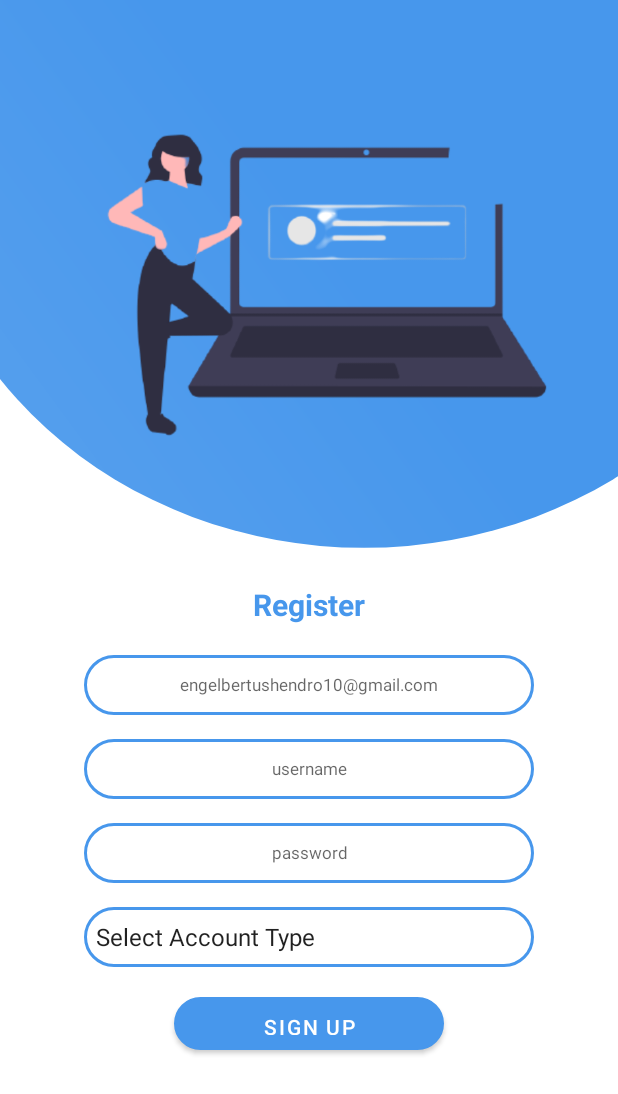
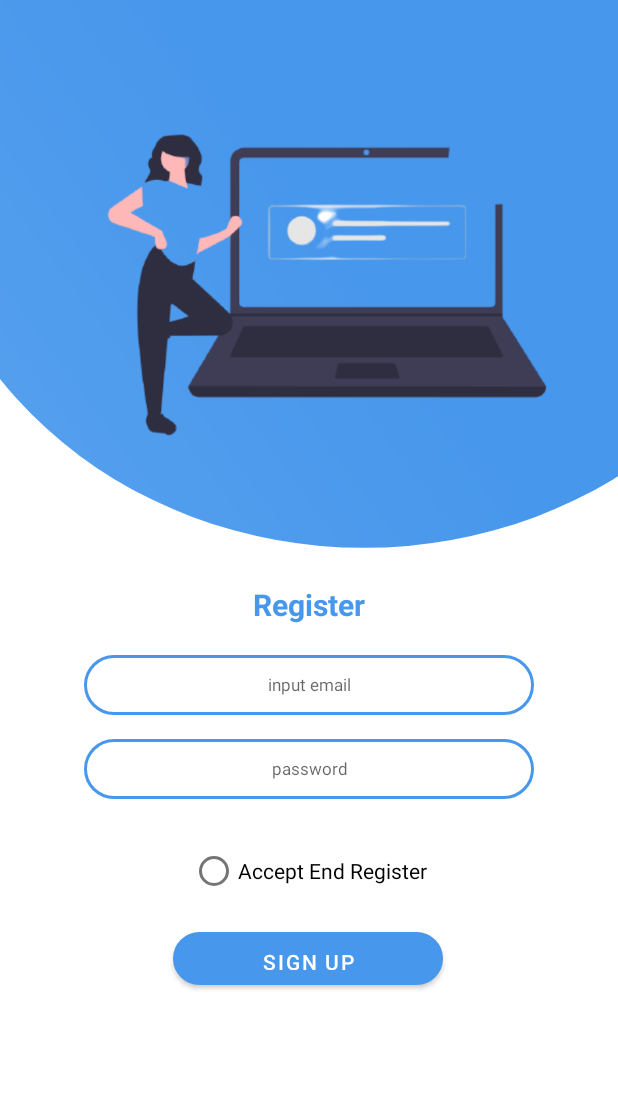
Before and after one commit to engelbertushendro10/erecruitment-app, an Android app: the RegisterActivity screen opened directly, with no data from a screen before it, on a phone screen of 412 x 824 dp. Shown: the top 1094 px of the screen. Run offline under Robolectric (Android 15) with nearby library versions, the phone set to English and light mode, and no system bars; our stand-ins replace data binding; network calls fail.

Commit message:
update role register

```diff
--- a/app/src/main/java/com/example/erecruitment/App/Register/RegisterActivity.kt
+++ b/app/src/main/java/com/example/erecruitment/App/Register/RegisterActivity.kt
@@ -2,31 +2,54 @@ package com.example.erecruitment.App.Register
 
 import android.os.Bundle
 import android.view.View
-import android.widget.ArrayAdapter
-import android.widget.Spinner
+import android.widget.Toast
+import androidx.databinding.DataBindingUtil
+import com.example.erecruitment.App.api.ApiClient
+import com.example.erecruitment.App.api.LoginApi
 import com.example.erecruitment.BaseActivity
 import com.example.erecruitment.R
+import com.example.erecruitment.databinding.ActivityRegisterBinding
+import kotlinx.coroutines.*
 
 class RegisterActivity : BaseActivity() {
+    private lateinit var binding: ActivityRegisterBinding
+    private lateinit var coroutineScope: CoroutineScope
+    private lateinit var loginApi: LoginApi
+
     override fun onCreate(savedInstanceState: Bundle?) {
         super.onCreate(savedInstanceState)
-        setContentView(R.layout.activity_register)
+        binding = DataBindingUtil.setContentView(this , R.layout.activity_register)
+        coroutineScope = CoroutineScope(Job() + Dispatchers.Main)
+        loginApi = ApiClient.getApiClient()!!.create(LoginApi::class.java)
         app()
-        val spinner: Spinner = findViewById(R.id.spinner)
-// Create an ArrayAdapter using the string array and a default spinner layout
-        ArrayAdapter.createFromResource(
-            this,
-            R.array.planets_array ,
-            android.R.layout.simple_spinner_item
-        ).also { adapter ->
-            // Specify the layout to use when the list of choices appears
-            adapter.setDropDownViewResource(android.R.layout.simple_spinner_dropdown_item)
-            // Apply the adapter to the spinner
-            spinner.adapter = adapter
+        binding.signup.setOnClickListener {
+            val role = binding.radioPirates
+            callRegisterFun(binding.email.text.toString() ,
+                binding.password.text.toString() ,
+                role.text.toString())
         }
     }
 
     override fun onClick(v: View?) {
         TODO("Not yet implemented")
     }
+
+    private fun callRegisterFun(email: String , password: String , role: String) {
+        coroutineScope.launch {
+            val results = withContext(Dispatchers.IO) {
+                try {
+                    loginApi.registerRequest(email , password , role = "1")
+                } catch (e: Throwable) {
+                    e.printStackTrace()
+                }
+            }
+            if (results is RegisterResponse) {
+                Toast.makeText(this@RegisterActivity , "success add engineer" , Toast.LENGTH_SHORT)
+                    .show()
+            } else {
+                Toast.makeText(this@RegisterActivity , "Ada yang Salah" , Toast.LENGTH_SHORT).show()
+            }
+        }
+
+    }
 }
--- a/app/src/main/java/com/example/erecruitment/App/api/LoginApi.kt
+++ b/app/src/main/java/com/example/erecruitment/App/api/LoginApi.kt
@@ -1,6 +1,7 @@
 package com.example.erecruitment.App.api
 
 import com.example.erecruitment.App.Login.LoginResponse
+import com.example.erecruitment.App.Register.RegisterResponse
 import retrofit2.http.Field
 import retrofit2.http.FormUrlEncoded
 import retrofit2.http.POST
@@ -9,4 +10,8 @@ interface LoginApi {
     @FormUrlEncoded
     @POST(value = "user/login")
     suspend fun loginRequest(@Field("email") email: String , @Field("password") password: String): LoginResponse
+
+    @FormUrlEncoded
+    @POST(value = "user")
+    suspend fun registerRequest(@Field("email") email: String, @Field("password") password: String, @Field("role")role:String): RegisterResponse
 }
--- a/app/src/main/res/layout/activity_register.xml
+++ b/app/src/main/res/layout/activity_register.xml
@@ -1,7 +1,8 @@
 <?xml version="1.0" encoding="utf-8"?>
-<androidx.constraintlayout.widget.ConstraintLayout xmlns:android="http://schemas.android.com/apk/res/android"
-    xmlns:app="http://schemas.android.com/apk/res-auto"
-    xmlns:tools="http://schemas.android.com/tools"
+<layout xmlns:tools="http://schemas.android.com/tools"
+    xmlns:android="http://schemas.android.com/apk/res/android"
+    xmlns:app="http://schemas.android.com/apk/res-auto">
+<androidx.constraintlayout.widget.ConstraintLayout
     android:layout_width="match_parent"
     android:layout_height="match_parent"
     tools:context=".App.Register.RegisterActivity">
@@ -12,7 +13,7 @@
         android:layout_height="369dp"
         android:src="@drawable/login1r"
         android:background="@drawable/ic_login"
-        tools:ignore="MissingConstraints"
+        tools:ignore="ContentDescription,MissingConstraints"
         tools:layout_editor_absoluteX="3dp" />
 
     <TextView
@@ -37,14 +38,14 @@
         android:background="@drawable/grid_1"
         android:foregroundGravity="center"
         android:gravity="center"
-        android:hint="@string/email"
+        android:hint="@string/input_email"
         android:inputType="textEmailAddress"
         app:layout_constraintEnd_toEndOf="parent"
         app:layout_constraintStart_toStartOf="parent"
         app:layout_constraintTop_toBottomOf="@+id/tv_register"
-        tools:ignore="MissingConstraints" />
+        tools:ignore="Autofill,MissingConstraints" />
     <EditText
-        android:id="@+id/username"
+        android:id="@+id/password"
         android:layout_width="300dp"
         android:layout_height="40sp"
         android:layout_marginTop="16dp"
@@ -52,49 +53,41 @@
         android:background="@drawable/grid_1"
         android:foregroundGravity="center"
         android:gravity="center"
-        android:hint="@string/username"
+        android:hint="@string/password"
         app:layout_constraintEnd_toEndOf="parent"
         app:layout_constraintStart_toStartOf="parent"
         app:layout_constraintTop_toBottomOf="@+id/email"
+        tools:ignore="Autofill,MissingConstraints" />
+
+    <RadioButton
+        android:id="@+id/radio_pirates"
+        android:layout_width="wrap_content"
+        android:layout_height="wrap_content"
+        android:layout_marginTop="24dp"
+        android:text="Accept End Register"
+        app:layout_constraintBottom_toTopOf="@+id/signup"
+        app:layout_constraintEnd_toEndOf="parent"
+        app:layout_constraintHorizontal_bias="0.498"
+        app:layout_constraintStart_toStartOf="parent"
+        app:layout_constraintTop_toBottomOf="@+id/password"
+        app:layout_constraintVertical_bias="0.0"
         tools:ignore="MissingConstraints" />
-    <EditText
-        android:id="@+id/password"
-        android:inputType="textPassword"
-        android:textSize="11dp"
-        android:layout_width="300dp"
-        android:layout_height="40sp"
-        android:layout_marginTop="16dp"
-        android:background="@drawable/grid_1"
-        android:foregroundGravity="center"
-        android:gravity="center"
-        android:hint="@string/password"
-        app:layout_constraintEnd_toEndOf="parent"
-        app:layout_constraintStart_toStartOf="parent"
-        app:layout_constraintTop_toBottomOf="@+id/username"
-        tools:ignore="MissingConstraints" />
-    <Spinner
-        android:id="@+id/spinner"
-        android:background="@drawable/grid_1"
-        android:textSize="11dp"
-        android:layout_width="300dp"
-        android:layout_height="40sp"
-        android:layout_marginTop="16dp"
-        app:layout_constraintEnd_toEndOf="parent"
-        app:layout_constraintStart_toStartOf="parent"
-        tools:ignore="MissingConstraints"
-        app:layout_constraintTop_toBottomOf="@+id/password"
-        tools:layout_editor_absoluteY="640dp" />
+
     <Button
-        android:id="@+id/signin"
+        android:id="@+id/signup"
         android:layout_width="180dp"
         android:layout_height="35sp"
-        android:layout_marginTop="20dp"
+        android:layout_marginTop="52dp"
         android:background="@drawable/button"
         android:foregroundGravity="center_vertical"
         android:gravity="center"
         android:text="@string/sign_up"
+        app:layout_constraintBottom_toBottomOf="parent"
         app:layout_constraintEnd_toEndOf="parent"
+        app:layout_constraintHorizontal_bias="0.497"
         app:layout_constraintStart_toStartOf="parent"
-        app:layout_constraintTop_toBottomOf="@+id/spinner"
-        tools:ignore="MissingConstraints" />
+        app:layout_constraintTop_toBottomOf="@+id/password"
+        app:layout_constraintVertical_bias="0.179" />
+
 </androidx.constraintlayout.widget.ConstraintLayout>
+</layout>
--- a/app/src/main/res/values/spiner.xml
+++ b/app/src/main/res/values/spiner.xml
@@ -2,7 +2,7 @@
 <resources>
     <string-array name="planets_array">
         <item>Select Account Type</item>
-        <item>Engineer</item>
-        <item>Company</item>
+        <item value = "1">Engineer</item>
+        <item value = "2">Company</item>
     </string-array>
 </resources>
--- a/app/src/main/res/values/strings.xml
+++ b/app/src/main/res/values/strings.xml
@@ -41,5 +41,6 @@
     <string name="email_l">email</string>
     <string name="dashboard">Dashboard</string>
     <string name="github">https://github.com/engelbertushendro10</string>
+    <string name="input_email">input email</string>
 
 </resources>
```
Also changed, not shown: app/src/main/java/com/example/erecruitment/App/Data/Data.kt (added, +8 -0 lines), app/src/main/java/com/example/erecruitment/App/Data/User.kt (deleted, +0 -18 lines), app/src/main/java/com/example/erecruitment/App/Data/UserResponse.kt (added, +8 -0 lines), app/src/main/java/com/example/erecruitment/App/Register/Data.kt (added, +7 -0 lines), app/src/main/java/com/example/erecruitment/App/Register/RegisterRequest.kt (added, +7 -0 lines), app/src/main/java/com/example/erecruitment/App/Register/RegisterResponse.kt (added, +7 -0 lines), app/src/main/java/com/example/erecruitment/App/api/AppList.kt (added, +9 -0 lines).
